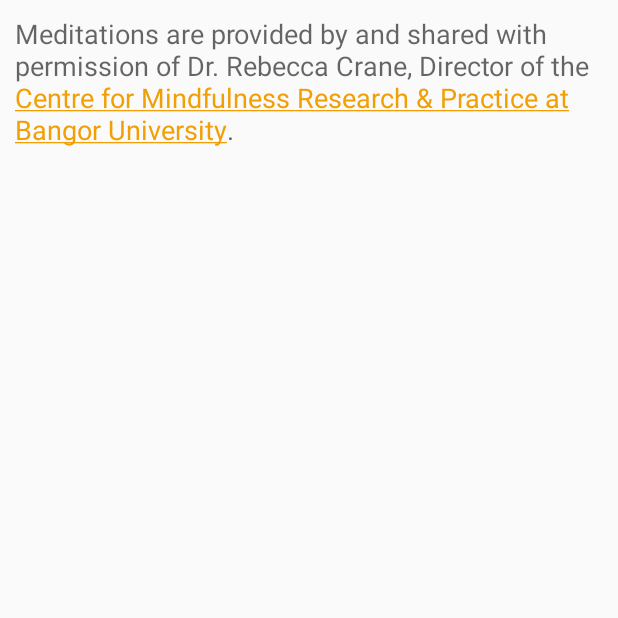
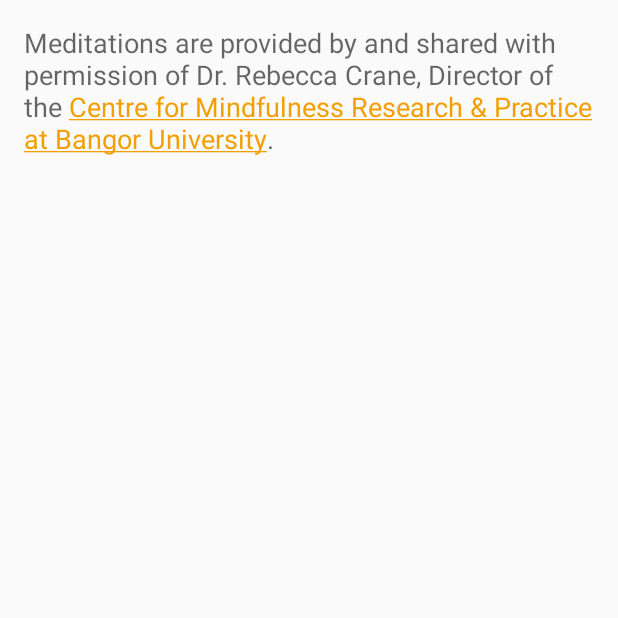
Before and after one commit to vbresan/MindfulnessMeditation, an Android app: the Credits screen opened directly, with no data from a screen before it, on a phone screen of 412 x 824 dp, the top half of it. Run offline under Robolectric (Android 15) with nearby library versions, the phone set to English and light mode, and no system bars.

Commit message:
Fixing padding

```diff
--- a/app/src/main/res/layout/activity_credits.xml
+++ b/app/src/main/res/layout/activity_credits.xml
@@ -3,7 +3,7 @@
     android:orientation="vertical"
     android:layout_width="match_parent"
     android:layout_height="match_parent"
-    android:padding="10dp"
+    android:padding="16dp"
     >
 
     <TextView
--- a/app/src/main/res/layout/activity_player.xml
+++ b/app/src/main/res/layout/activity_player.xml
@@ -58,7 +58,7 @@
                 android:id="@+id/textViewFromStart"
                 android:layout_width="wrap_content"
                 android:layout_height="wrap_content"
-                android:paddingStart="15dp"
+                android:paddingStart="16dp"
                 android:textColor="@color/accent"
                 tools:ignore="RtlSymmetry"
             />
@@ -68,7 +68,7 @@
                 android:layout_width="match_parent"
                 android:layout_height="wrap_content"
                 android:gravity="end"
-                android:paddingEnd="15dp"
+                android:paddingEnd="16dp"
                 android:textColor="@color/accent"
                 tools:ignore="RtlSymmetry"
             />
--- a/app/src/main/res/layout/dialog_download.xml
+++ b/app/src/main/res/layout/dialog_download.xml
@@ -4,7 +4,7 @@
     android:orientation="vertical"
     android:layout_width="match_parent"
     android:layout_height="match_parent"
-    android:padding="10dp"
+    android:padding="16dp"
     >
 
     <TextView
--- a/app/src/main/res/layout/dialog_move.xml
+++ b/app/src/main/res/layout/dialog_move.xml
@@ -4,7 +4,7 @@
     android:orientation="vertical"
     android:layout_width="match_parent"
     android:layout_height="match_parent"
-    android:padding="10dp"
+    android:padding="16dp"
     >
 
     <TextView
--- a/app/src/main/res/layout/list_item_downloadable.xml
+++ b/app/src/main/res/layout/list_item_downloadable.xml
@@ -4,8 +4,7 @@
     android:layout_height="match_parent"
     android:orientation="horizontal"
     android:gravity="center_vertical"
-    android:paddingTop="5dp"
-    android:paddingBottom="5dp"
+    android:paddingVertical="5dp"
     >
 
     <CheckBox
```
